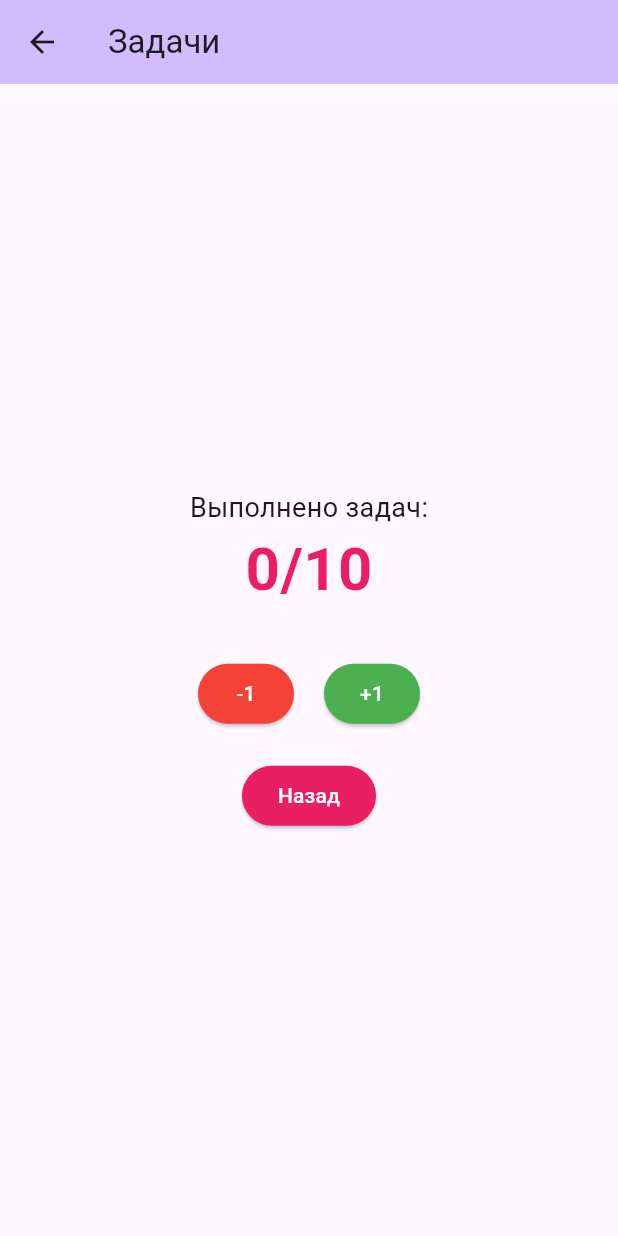
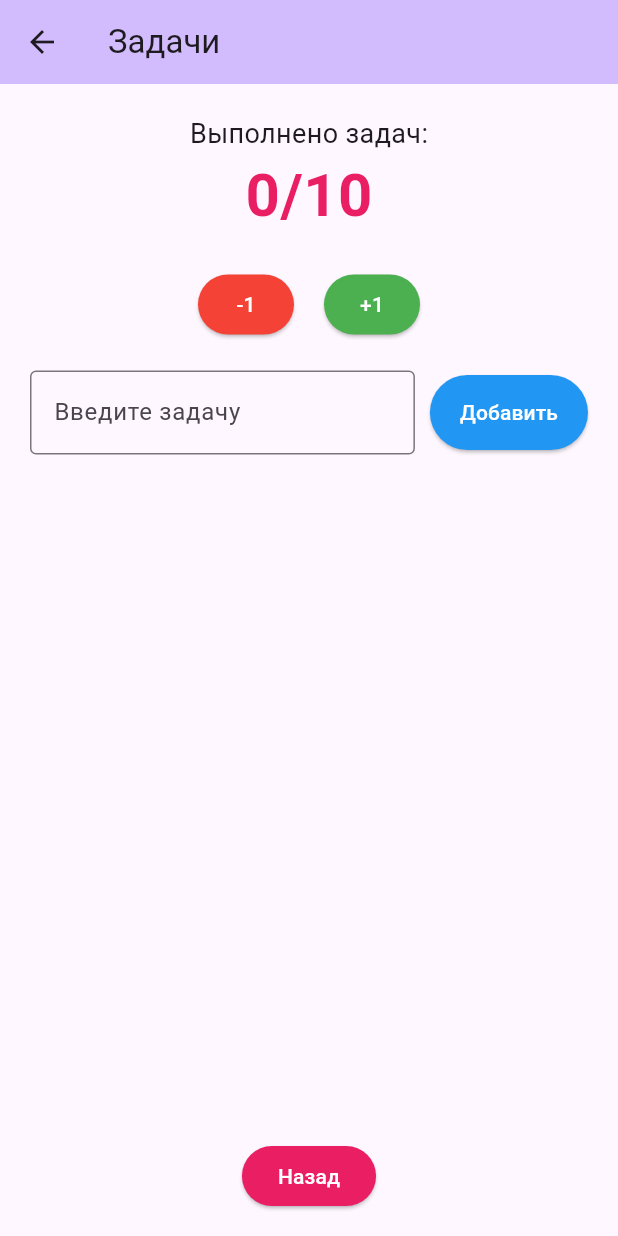
Before and after one commit to abbdora/flutter, a Flutter app: the TasksScreen screen opened directly with empty values, on a phone screen of 412 x 824 dp. Run offline on Flutter 3.47's test engine with Material 3 defaults, Android fonts, the light colour scheme and no system bars.

Commit message:
Реализация ListView.builder в tasks_screen.dart

```diff
--- a/lib/screens/tasks_screen.dart
+++ b/lib/screens/tasks_screen.dart
@@ -16,6 +16,8 @@ class TasksScreen extends StatefulWidget {
 
 class _TasksScreenState extends State<TasksScreen> {
   late int _tasksCompleted;
+  final TextEditingController _taskController = TextEditingController();
+  final List<Map<String, dynamic>> _tasks = [];
 
   @override
   void initState() {
@@ -35,6 +37,31 @@ class _TasksScreenState extends State<TasksScreen> {
     });
   }
 
+  void _addNewTask() {
+    final taskName = _taskController.text.trim();
+    if (taskName.isNotEmpty) {
+      setState(() {
+        _tasks.add({
+          'name': taskName,
+          'completed': false,
+        });
+        _taskController.clear();
+      });
+    }
+  }
+
+  void _toggleTask(int index) {
+    setState(() {
+      _tasks[index]['completed'] = !_tasks[index]['completed'];
+    });
+  }
+
+  void _deleteTask(int index) {
+    setState(() {
+      _tasks.removeAt(index);
+    });
+  }
+
   @override
   Widget build(BuildContext context) {
     return Scaffold(
@@ -42,14 +69,16 @@ class _TasksScreenState extends State<TasksScreen> {
         title: const Text('Задачи'),
         backgroundColor: Theme.of(context).colorScheme.inversePrimary,
       ),
-      body: Center(
+      body: Column(
+        children: [
+          Container(
+            padding: const EdgeInsets.all(20),
             child: Column(
-          mainAxisAlignment: MainAxisAlignment.center,
               children: [
                 const Text('Выполнено задач:', style: TextStyle(fontSize: 18)),
                 Text('$_tasksCompleted/10',
                     style: const TextStyle(fontSize: 40, fontWeight: FontWeight.bold, color: Colors.pink)),
-            const SizedBox(height: 30),
+                const SizedBox(height: 20),
                 Row(
                   mainAxisAlignment: MainAxisAlignment.center,
                   children: [
@@ -72,8 +101,78 @@ class _TasksScreenState extends State<TasksScreen> {
                     ),
                   ],
                 ),
+              ],
+            ),
+          ),
+
+          Padding(
+            padding: const EdgeInsets.symmetric(horizontal: 20),
+            child: Row(
+              children: [
+                Expanded(
+                  child: TextField(
+                    controller: _taskController,
+                    decoration: const InputDecoration(
+                      hintText: 'Введите задачу',
+                      border: OutlineInputBorder(),
+                    ),
+                  ),
+                ),
+                const SizedBox(width: 10),
+                ElevatedButton(
+                  onPressed: _addNewTask,
+                  child: const Text('Добавить'),
+                  style: ElevatedButton.styleFrom(
+                    backgroundColor: Colors.blue,
+                    foregroundColor: Colors.white,
+                    padding: const EdgeInsets.symmetric(horizontal: 20, vertical: 15),
+                  ),
+                ),
+              ],
+            ),
+          ),
           const SizedBox(height: 20),
-            ElevatedButton(
+
+          Expanded(
+            child: ListView.builder(
+              itemCount: _tasks.length,
+              itemBuilder: (context, index) {
+                final task = _tasks[index];
+                return Column(
+                  children: [
+                    ListTile(
+                      leading: Checkbox(
+                        value: task['completed'],
+                        onChanged: (value) {
+                          _toggleTask(index);
+                        },
+                      ),
+                      title: Text(
+                        task['name'],
+                        style: const TextStyle(
+                          fontSize: 16,
+                        ),
+                      ),
+                      trailing: IconButton(
+                        icon: const Icon(Icons.delete, color: Colors.red),
+                        onPressed: () {
+                          _deleteTask(index);
+                        },
+                      ),
+                    ),
+                    const Divider(
+                      color: Colors.grey,
+                      height: 1,
+                    ),
+                  ],
+                );
+              },
+            ),
+          ),
+
+          Container(
+            padding: const EdgeInsets.all(16),
+            child: ElevatedButton(
               onPressed: () {
                 widget.onTasksUpdated(_tasksCompleted);
                 Navigator.pop(context);
@@ -84,9 +183,15 @@ class _TasksScreenState extends State<TasksScreen> {
               ),
               child: const Text('Назад'),
             ),
+          ),
         ],
-        ),
       ),
     );
   }
+
+  @override
+  void dispose() {
+    _taskController.dispose();
+    super.dispose();
   }
+}
```
Lines whose indentation alone changed are shown as unchanged.
